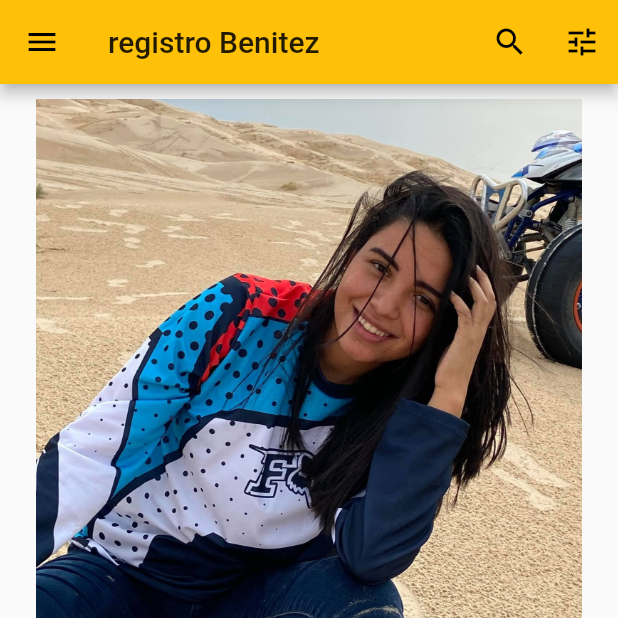
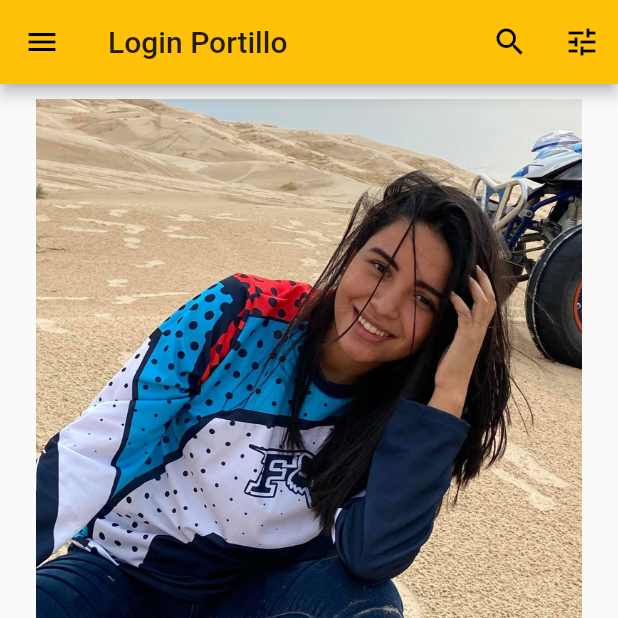
Before and after one commit to gabrielaportillo/loginSencillo, a Flutter app: the screen it shows after launch, on a phone screen of 412 x 824 dp, the top half of it. Run offline on Flutter 3.47's test engine with Material 2 defaults, Android fonts, the phone set to English and light mode, and no system bars.

```diff
--- a/lib/main.dart
+++ b/lib/main.dart
@@ -70,7 +70,7 @@ class _IngresoSistemaState extends State<IngresoSistema> {
             },
           ),
         ], //fin de accion widgets[]
-        title: Text('registro Benitez'),
+        title: Text('Login Portillo'),
       ), //fin de appbar
       body: SafeArea(
         child: ListView(padding: EdgeInsets.symmetric(horizontal: 24.0), children: <Widget>[
```
Also changed, not shown: 1 other file.
